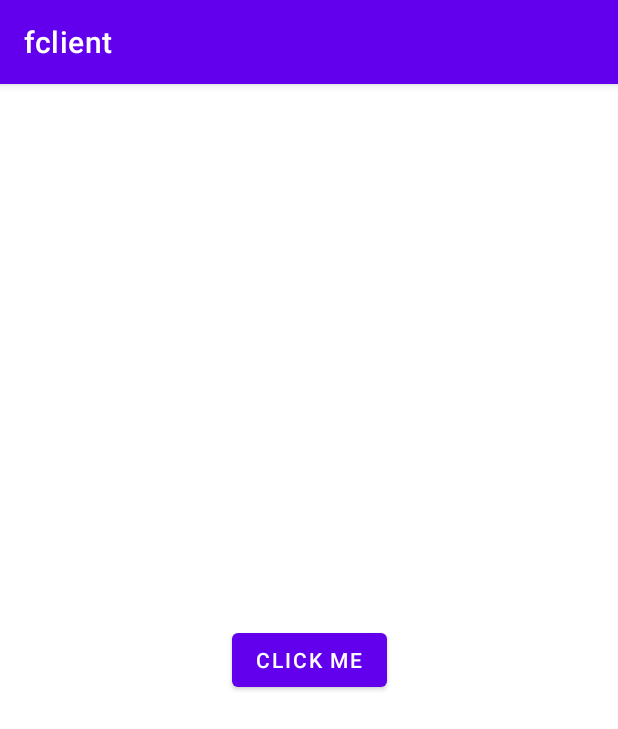
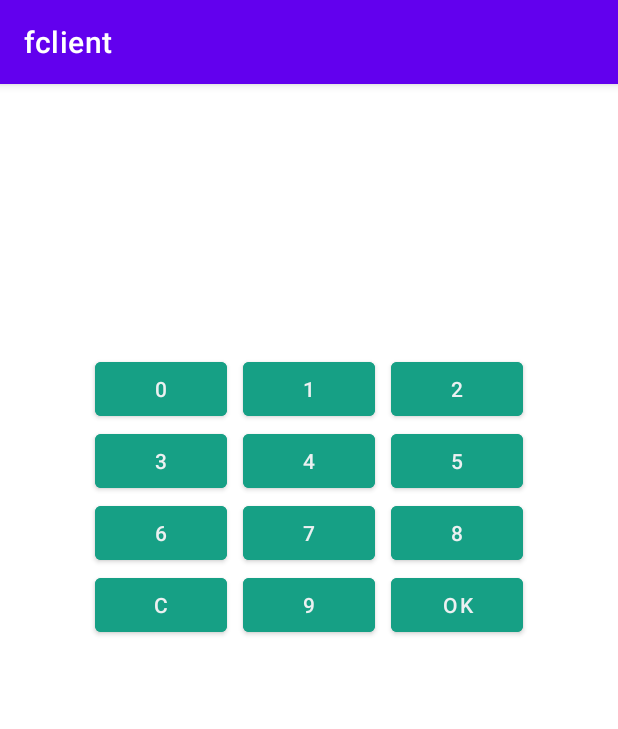
Before and after one commit to AlexandrKhr/RPO_labs, an Android app: the screen it shows after launch (MainActivity before the commit, PinpadActivity after it), after a tap on "CLICK ME", on a phone screen of 412 x 824 dp. Shown: the top 729 px of the screen. Run offline under Robolectric (Android 15) with nearby library versions, the phone set to English and light mode, and no system bars; 9 statements that could not run were skipped.

Commit message:
lr_2
Completed

```diff
--- a/fclient/app/build.gradle.kts
+++ b/fclient/app/build.gradle.kts
@@ -53,6 +53,7 @@ dependencies {
     implementation(libs.appcompat)
     implementation(libs.material)
     implementation(libs.constraintlayout)
+    implementation(libs.activity)
     testImplementation(libs.junit)
     androidTestImplementation(libs.ext.junit)
     androidTestImplementation(libs.espresso.core)
--- a/fclient/app/src/main/AndroidManifest.xml
+++ b/fclient/app/src/main/AndroidManifest.xml
@@ -13,6 +13,9 @@
         android:theme="@style/Theme.Fclient"
         tools:targetApi="31">
         <activity
+            android:name=".PinpadActivity"
+            android:exported="false" />
+        <activity
             android:name=".MainActivity"
             android:exported="true">
             <intent-filter>
--- a/fclient/app/src/main/cpp/CMakeLists.txt
+++ b/fclient/app/src/main/cpp/CMakeLists.txt
@@ -27,6 +27,6 @@ set_target_properties(mbedcrypto PROPERTIES IMPORTED_LOCATION
         ${CMAKE_CURRENT_SOURCE_DIR}/../nativeLibs/${ANDROID_ABI}/library/libmbedcrypto.so)
 
 target_include_directories(fclient PUBLIC
-        С:/Users/alexs/AndroidStudioProjects/RPO_labs/libs/spdlog/spdlog/include
-        C:/Users/alexs/AndroidStudioProjects/RPO_labs/libs/mbedtls/mbedtls/include
+        /Users/alexs/AndroidStudioProjects/RPO_labs/libs/spdlog/spdlog/include
+        /Users/alexs/AndroidStudioProjects/RPO_labs/libs/mbedtls/mbedtls/include
 )
--- a/fclient/app/src/main/java/ru/iu3/fclient/MainActivity.java
+++ b/fclient/app/src/main/java/ru/iu3/fclient/MainActivity.java
@@ -1,7 +1,13 @@
 package ru.iu3.fclient;
 
+import androidx.activity.result.ActivityResult;
+import androidx.activity.result.ActivityResultCallback;
+import androidx.activity.result.ActivityResultLauncher;
+import androidx.activity.result.contract.ActivityResultContracts;
 import androidx.appcompat.app.AppCompatActivity;
 
+import android.app.Activity;
+import android.content.Intent;
 import android.os.Bundle;
 import android.util.Log;
 import android.view.View;
@@ -25,6 +31,9 @@ public class MainActivity extends AppCompatActivity {
 
     private ActivityMainBinding binding;
 
+    ActivityResultLauncher activityResultLauncher;
+
+
     @Override
     protected void onCreate(Bundle savedInstanceState) {
         super.onCreate(savedInstanceState);
@@ -46,7 +55,23 @@ public class MainActivity extends AppCompatActivity {
         // Example of a call to a native method
         // TextView tv = findViewById(R.id.sample_text);
         // tv.setText(stringFromJNI());
+        activityResultLauncher = registerForActivityResult(
+                new ActivityResultContracts.StartActivityForResult(),
+                new ActivityResultCallback<ActivityResult>() {
+                    @Override
+                    public void onActivityResult(ActivityResult result) {
+                        if (result.getResultCode() == Activity.RESULT_OK) {
+                            Intent data = result.getData();
+                            // Обработка результата
+                            if (data != null) {
+                                String pin = data.getStringExtra("pin");
+                                Toast.makeText(MainActivity.this, pin, Toast.LENGTH_SHORT).show();
+                            }
+                        }
+                    }
+                });
     }
+
 
     /**
      * A native method that is implemented by the 'fclient' native library,
@@ -74,11 +99,14 @@ public class MainActivity extends AppCompatActivity {
 
     public void onButtonClick(View v)
     {
-        byte[] key = stringToHex("0123456789ABCDEF0123456789ABCDE0");
-        byte[] enc = encrypt(key, stringToHex("000000000000000102"));
-        byte[] dec = decrypt(key, enc);
-        String s = new String(Hex.encodeHex(dec)).toUpperCase();
-        Toast.makeText(this, s, Toast.LENGTH_SHORT).show();
+//        byte[] key = stringToHex("0123456789ABCDEF0123456789ABCDE0");
+//        byte[] enc = encrypt(key, stringToHex("000000000000000102"));
+//        byte[] dec = decrypt(key, enc);
+//        String s = new String(Hex.encodeHex(dec)).toUpperCase();
+//        Toast.makeText(this, s, Toast.LENGTH_SHORT).show();
+        Intent it = new Intent(this, PinpadActivity.class);
+        //startActivity(it);
+        activityResultLauncher.launch(it);
     }
 
 
--- /dev/null
+++ b/fclient/app/src/main/java/ru/iu3/fclient/PinpadActivity.java
@@ -0,0 +1,91 @@
+package ru.iu3.fclient;
+
+import android.content.Intent;
+import android.os.Bundle;
+import android.view.View;
+import android.widget.Button;
+import android.widget.TextView;
+
+import androidx.activity.EdgeToEdge;
+import androidx.appcompat.app.AppCompatActivity;
+import androidx.core.graphics.Insets;
+import androidx.core.view.ViewCompat;
+import androidx.core.view.WindowInsetsCompat;
+
+public class PinpadActivity extends AppCompatActivity {
+
+    TextView tvPin;
+    String pin = "";
+    final int MAX_KEYS = 10;
+
+    @Override
+    protected void onCreate(Bundle savedInstanceState) {
+        super.onCreate(savedInstanceState);
+        EdgeToEdge.enable(this);
+        setContentView(R.layout.activity_pinpad);
+//        ViewCompat.setOnApplyWindowInsetsListener(findViewById(R.id.main), (v, insets) -> {
+//            Insets systemBars = insets.getInsets(WindowInsetsCompat.Type.systemBars());
+//            v.setPadding(systemBars.left, systemBars.top, systemBars.right, systemBars.bottom);
+//            return insets;
+//        });
+        tvPin = findViewById(R.id.txtPin);
+
+        ShuffleKeys();
+
+        findViewById(R.id.btnOK).setOnClickListener((View) -> {
+            Intent it = new Intent();
+            it.putExtra("pin", pin);
+            setResult(RESULT_OK, it);
+            finish();
+        });
+
+
+
+        findViewById(R.id.btnReset).setOnClickListener((View) -> {
+            pin = "";
+            tvPin.setText("");
+        });
+
+
+    }
+
+    public void keyClick(View v)
+    {
+        String key = ((TextView)v).getText().toString();
+        int sz = pin.length();
+        if (sz < 4)
+        {
+            pin += key;
+            tvPin.setText("****".substring(3 - sz));
+        }
+    }
+
+    protected void ShuffleKeys()
+    {
+        Button keys[] = new Button[] {
+                findViewById(R.id.btnKey0),
+                findViewById(R.id.btnKey1),
+                findViewById(R.id.btnKey2),
+                findViewById(R.id.btnKey3),
+                findViewById(R.id.btnKey4),
+                findViewById(R.id.btnKey5),
+                findViewById(R.id.btnKey6),
+                findViewById(R.id.btnKey7),
+                findViewById(R.id.btnKey8),
+                findViewById(R.id.btnKey9),
+        };
+
+        byte[] rnd = MainActivity.randomBytes(MAX_KEYS);
+        for(int i = 0; i < MAX_KEYS; i++)
+        {
+            int idx = (rnd[i] & 0xFF) % 10;
+            CharSequence txt = keys[idx].getText();
+            keys[idx].setText(keys[i].getText());
+            keys[i].setText(txt);
+        }
+    }
+
+
+
+
+}
--- /dev/null
+++ b/fclient/app/src/main/res/layout/activity_pinpad.xml
@@ -0,0 +1,42 @@
+<?xml version="1.0" encoding="utf-8" ?>
+<androidx.constraintlayout.widget.ConstraintLayout xmlns:android="http://schemas.android.com/apk/res/android"
+    xmlns:app="http://schemas.android.com/apk/res-auto"
+    xmlns:tools="http://schemas.android.com/tools"
+    android:layout_width="match_parent"
+    android:layout_height="match_parent"
+    tools:context=".PinpadActivity">
+    <LinearLayout android:layout_width="match_parent"
+        android:layout_height="match_parent"
+        android:orientation="vertical">
+        <TextView android:text="Введите ПИН-код"
+            android:textSize="20dp"
+            android:textAlignment="center"
+            android:layout_width="match_parent"
+            android:layout_height="wrap_content" />
+        <TextView android:id="@+id/txtPin"
+            android:text=""
+            android:textSize="28dp"
+            android:textAlignment="center"
+            android:layout_width="match_parent"
+            android:layout_height="wrap_content" />
+        <GridLayout android:layout_width="wrap_content"
+            android:layout_height="wrap_content"
+            android:layout_gravity="center"
+            android:orientation="horizontal"
+            android:layout_marginTop="170dp"
+            android:columnCount="3">
+            <Button android:id="@+id/btnKey1" android:text="1" android:onClick="keyClick" style="@style/PadButton" />
+            <Button android:id="@+id/btnKey2" android:text="2" android:onClick="keyClick" style="@style/PadButton" />
+            <Button android:id="@+id/btnKey3" android:text="3" android:onClick="keyClick" style="@style/PadButton" />
+            <Button android:id="@+id/btnKey4" android:text="4" android:onClick="keyClick" style="@style/PadButton" />
+            <Button android:id="@+id/btnKey5" android:text="5" android:onClick="keyClick" style="@style/PadButton" />
+            <Button android:id="@+id/btnKey6" android:text="6" android:onClick="keyClick" style="@style/PadButton" />
+            <Button android:id="@+id/btnKey7" android:text="7" android:onClick="keyClick" style="@style/PadButton" />
+            <Button android:id="@+id/btnKey8" android:text="8" android:onClick="keyClick" style="@style/PadButton" />
+            <Button android:id="@+id/btnKey9" android:text="9" android:onClick="keyClick" style="@style/PadButton" />
+            <Button android:id="@+id/btnReset" android:text="C" android:onClick="keyClick" style="@style/PadButton" />
+            <Button android:id="@+id/btnKey0" android:text="0" android:onClick="keyClick" style="@style/PadButton" />
+            <Button android:id="@+id/btnOK" android:text="OK" android:onClick="keyClick" style="@style/PadButton" />
+        </GridLayout>
+    </LinearLayout>
+</androidx.constraintlayout.widget.ConstraintLayout>
--- a/fclient/app/src/main/res/values-night/themes.xml
+++ b/fclient/app/src/main/res/values-night/themes.xml
@@ -13,4 +13,14 @@
         <item name="android:statusBarColor">?attr/colorPrimaryVariant</item>
         <!-- Customize your theme here. -->
     </style>
+
+    <style name="PadButton">
+        <item name="android:textColor">#ecf0f1</item>
+        <item name="android:layout_marginRight">5dp</item>
+        <item name="android:layout_marginLeft">5dp</item>
+        <item name="android:backgroundTint">#16a085</item>
+    </style>
+
+
+
 </resources>
--- a/fclient/app/src/main/res/values/themes.xml
+++ b/fclient/app/src/main/res/values/themes.xml
@@ -13,4 +13,13 @@
         <item name="android:statusBarColor">?attr/colorPrimaryVariant</item>
         <!-- Customize your theme here. -->
     </style>
+    <style name="PadButton">
+        <item name="android:textColor">#ecf0f1</item>
+        <item name="android:layout_marginRight">5dp</item>
+        <item name="android:layout_marginLeft">5dp</item>
+        <item name="android:backgroundTint">#16a085</item>
+    </style>
+
+
+
 </resources>
--- a/fclient/gradle/libs.versions.toml
+++ b/fclient/gradle/libs.versions.toml
@@ -6,6 +6,7 @@ espressoCore = "3.5.1"
 appcompat = "1.6.1"
 material = "1.10.0"
 constraintlayout = "2.1.4"
+activity = "1.10.1"
 
 [libraries]
 junit = { group = "junit", name = "junit", version.ref = "junit" }
@@ -14,6 +15,7 @@ espresso-core = { group = "androidx.test.espresso", name = "espresso-core", vers
 appcompat = { group = "androidx.appcompat", name = "appcompat", version.ref = "appcompat" }
 material = { group = "com.google.android.material", name = "material", version.ref = "material" }
 constraintlayout = { group = "androidx.constraintlayout", name = "constraintlayout", version.ref = "constraintlayout" }
+activity = { group = "androidx.activity", name = "activity", version.ref = "activity" }
 
 [plugins]
 android-application = { id = "com.android.application", version.ref = "agp" }
```
